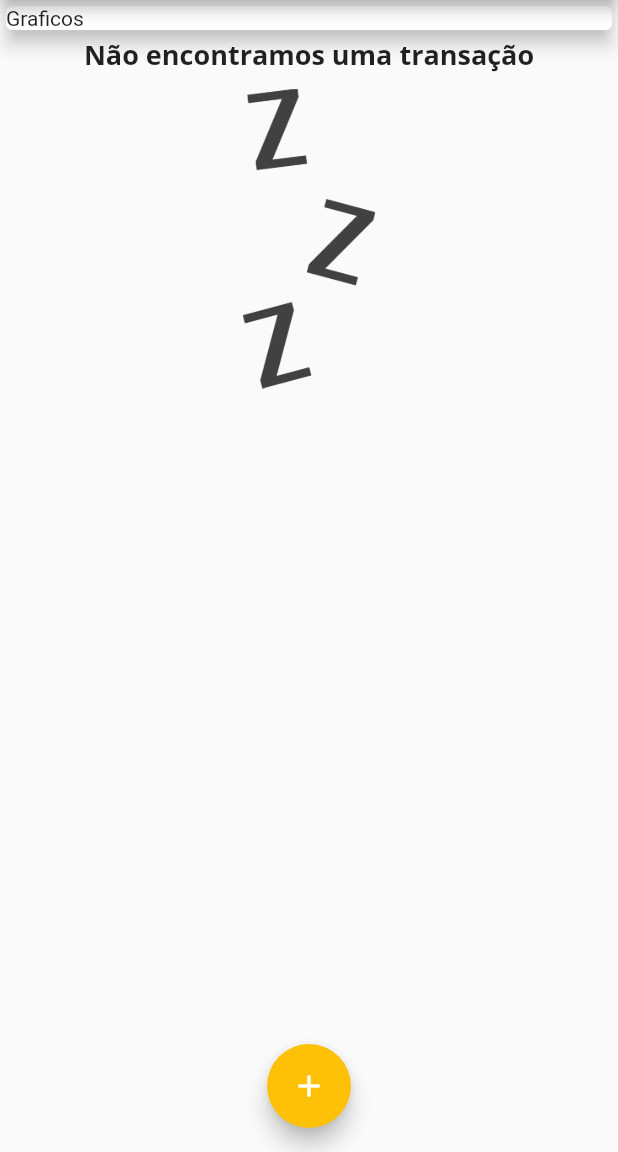
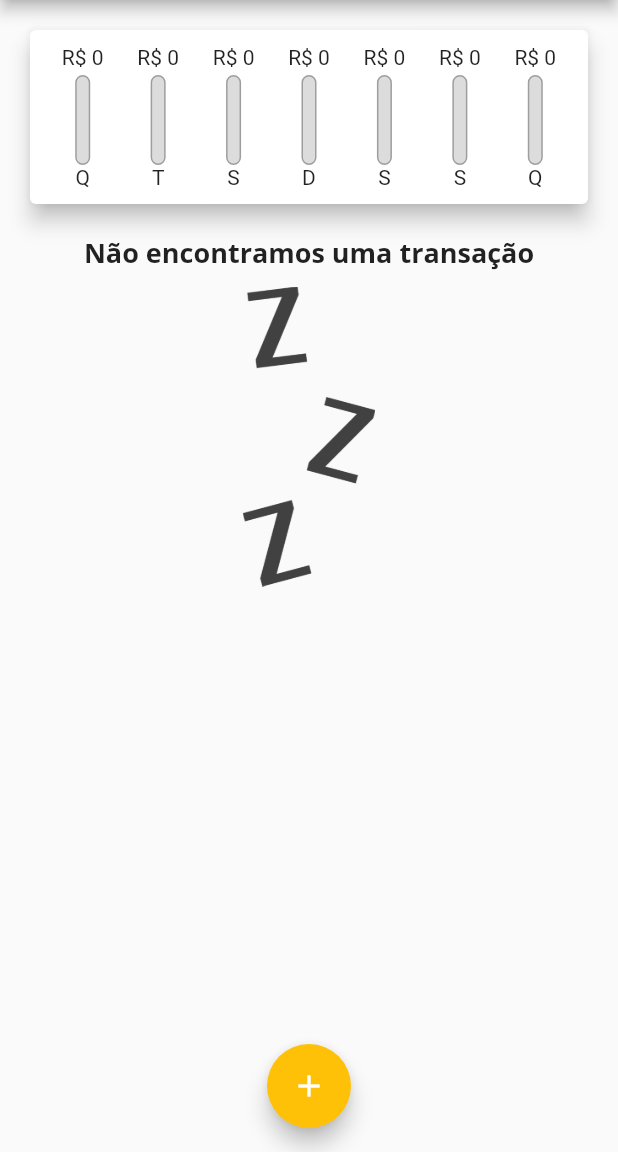
Before and after one commit to CelioHauck/personal_expenses_app, a Flutter app: the screen it shows after launch, on a phone screen of 412 x 824 dp, the part 84-1236 px from its top. Run offline on Flutter 3.47's test engine with Material 2 defaults, Android fonts, the phone set to English and light mode, and no system bars.

Commit message:
Implementacao do componente de grafico de barra

```diff
--- a/lib/main.dart
+++ b/lib/main.dart
@@ -1,5 +1,6 @@
 import 'package:flutter/material.dart';
 import 'package:intl/date_symbol_data_local.dart';
+import 'package:personal_expenses_app/widgets/chart.dart';
 import 'widgets/new_transaction.dart';
 
 import 'models/transaction.dart';
@@ -85,6 +86,18 @@ class _MyHomePageState extends State<MyHomePage> {
     });
   }
 
+  List<Transaction> get _recentTransactions {
+    return _userTransactions
+        .where(
+          (element) => element.getDate().isAfter(
+                DateTime.now().subtract(
+                  const Duration(days: 7),
+                ),
+              ),
+        )
+        .toList();
+  }
+
   @override
   Widget build(BuildContext context) {
     return Scaffold(
@@ -102,13 +115,8 @@ class _MyHomePageState extends State<MyHomePage> {
           // mainAxisAlignment: MainAxisAlignment.spaceAround,
           crossAxisAlignment: CrossAxisAlignment.stretch,
           children: [
-            const Card(
-              // ignore: avoid_unnecessary_containers
-              child: SizedBox(
-                width: double.infinity,
-                child: Text('Graficos'),
-              ),
-              elevation: 5,
+            Chart(
+              transactions: _recentTransactions,
             ),
             TransactionList(
               userTransactions: _userTransactions,
--- a/lib/models/transaction.dart
+++ b/lib/models/transaction.dart
@@ -28,10 +28,19 @@ class Transaction {
     return 'R\$: ${_amount.toStringAsFixed(2)}';
   }
 
-  String getDate() {
+  String getDateFormat() {
     var format = DateFormat.yMMMEd('pt_BR');
     var dateString = format.format(_date);
     return dateString;
+  }
+
+  DateTime getDate() {
+    return _date;
+  }
+
+  String getDayDate() {
+    final format = DateFormat.E('pt_BR');
+    return format.format(_date);
   }
 
   @override
--- /dev/null
+++ b/lib/widgets/chart.dart
@@ -0,0 +1,65 @@
+import 'package:flutter/material.dart';
+import 'package:intl/intl.dart';
+import 'package:personal_expenses_app/widgets/chart_bar.dart';
+
+import '../models/transaction.dart';
+
+class Chart extends StatelessWidget {
+  const Chart({Key? key, required List<Transaction> transactions})
+      : _recentTransactions = transactions,
+        super(key: key);
+
+  final List<Transaction> _recentTransactions;
+
+  List<Map<String, Object>> get groupedTransactionValues {
+    return List.generate(7, (index) {
+      final weekDay = DateTime.now().subtract(
+        Duration(
+          days: index,
+        ),
+      );
+
+      final day = DateFormat.E('pt_BR').format(weekDay);
+
+      double sumAll = _recentTransactions.fold(0, (value, element) {
+        if (element.getDayDate() == day) {
+          return value + element.getAmount();
+        }
+        return 0.0;
+      });
+      return {'day': day.substring(0, 1).toUpperCase(), 'amount': sumAll};
+    });
+  }
+
+  double get maxSpending {
+    return groupedTransactionValues.fold(0.0, (previousValue, element) {
+      return previousValue + double.parse(element['amount'].toString());
+    });
+  }
+
+  @override
+  Widget build(BuildContext context) {
+    return Card(
+      elevation: 6,
+      margin: const EdgeInsets.all(20),
+      child: Padding(
+        padding: const EdgeInsets.all(10),
+        child: Row(
+          mainAxisAlignment: MainAxisAlignment.spaceAround,
+          children: groupedTransactionValues.map((data) {
+            return Flexible(
+              fit: FlexFit.tight,
+              child: ChartBar(
+                label: data['day'].toString(),
+                spendingAmount: (data['amount'] as double),
+                spendingPctOfTotal: maxSpending != 0.0
+                    ? (data['amount'] as double) / maxSpending
+                    : 0,
+              ),
+            );
+          }).toList(),
+        ),
+      ),
+    );
+  }
+}
--- /dev/null
+++ b/lib/widgets/chart_bar.dart
@@ -0,0 +1,60 @@
+import 'package:flutter/material.dart';
+
+class ChartBar extends StatelessWidget {
+  const ChartBar(
+      {Key? key,
+      required String label,
+      required double spendingAmount,
+      required double spendingPctOfTotal})
+      : _label = label,
+        _spendingAmount = spendingAmount,
+        _spendingPctOfTotal = spendingPctOfTotal,
+        super(key: key);
+
+  final String _label;
+  final double _spendingAmount;
+  final double _spendingPctOfTotal;
+
+  @override
+  Widget build(BuildContext context) {
+    return Column(
+      children: [
+        FittedBox(
+          child: Text(
+            'R\$ ${_spendingAmount.toStringAsFixed(0)}',
+          ),
+        ),
+        const SizedBox(
+          height: 4,
+        ),
+        SizedBox(
+          height: 60,
+          width: 10,
+          child: Stack(
+            children: [
+              Container(
+                decoration: BoxDecoration(
+                  border: Border.all(color: Colors.grey, width: 1.0),
+                  color: const Color.fromRGBO(220, 220, 220, 1),
+                  borderRadius: BorderRadius.circular(10),
+                ),
+              ),
+              FractionallySizedBox(
+                heightFactor: _spendingPctOfTotal,
+                child: Container(
+                  decoration: BoxDecoration(
+                    color: Theme.of(context).colorScheme.primary,
+                    borderRadius: BorderRadius.circular(10),
+                  ),
+                ),
+              )
+            ],
+          ),
+        ),
+        Text(
+          _label,
+        )
+      ],
+    );
+  }
+}
--- a/lib/widgets/transaction_list.dart
+++ b/lib/widgets/transaction_list.dart
@@ -63,7 +63,7 @@ class TransactionList extends StatelessWidget {
                           Text(_userTransactions[index].getTitle(),
                               style: Theme.of(context).textTheme.headline6),
                           Text(
-                            _userTransactions[index].getDate(),
+                            _userTransactions[index].getDateFormat(),
                             style: const TextStyle(
                               color: Colors.grey,
                               fontSize: 14,
```
